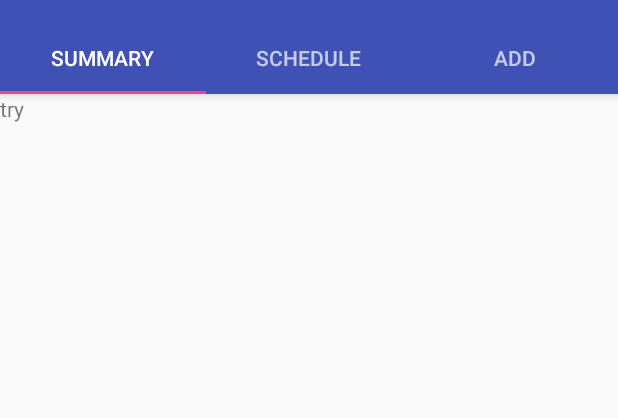
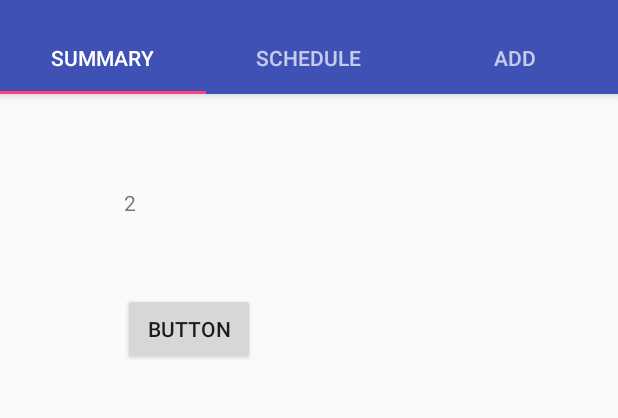
Before and after one commit to lancebendo/Student-Starter-Pack-App, an Android app: the screen it shows after launch (MainActivity), after a tap on "SUBMIT", on a phone screen of 412 x 824 dp, the part 74-492 px from its top. Run offline under Robolectric (Android 15) with nearby library versions, the phone set to English and light mode, and no system bars.

Commit message:
12/27/2016 11/29pm    nagawa ko yung new sem. next na yung new subject 1/7/2017 2:48AM PUSH COMMIT LANG 1/9/2017 12:07 Dagdag ng dialog fragment sa settings at about. wala pa content 1/12/2017 8:02pm sinimulan ang sa database ng mobile app. pero kelangan pa tapusin ang DBHelper.java 1/23/2017 7:11 tinapos ko ang dbhelper.java (not yet debugged) 1/26/2017 1:17am tinapos ko ang startup behavior ng app(para gumana na ang StartupActivity). at reset app feature para back to zero.

```diff
--- a/Student Starter Pack/src/main/java/lancepogi/mobiledevelopmentproject/DBHelper.java
+++ b/Student Starter Pack/src/main/java/lancepogi/mobiledevelopmentproject/DBHelper.java
@@ -109,6 +109,7 @@ public class DBHelper extends SQLiteOpenHelper {
 
     public void newSemester(Semester sem) {
         SQLiteDatabase db = this.getWritableDatabase();
+        //db.execSQL("DELETE FROM " + TABLE_SEMESTER);
         ContentValues values = new ContentValues();
         values.put(KEY_STUDENT_NAME, sem.getStudName());
         values.put(KEY_SCHOOL_YEAR, sem.getYear());
@@ -152,6 +153,53 @@ public class DBHelper extends SQLiteOpenHelper {
         values.put(KEY_IS_DONE, 0);
         values.put(KEY_DEADLINE, sa.getDeadline());
     }
+
+    public Semester getSemester() {
+        String selectQuery = "SELECT * FROM " + TABLE_SEMESTER;
+
+        SQLiteDatabase db = this.getWritableDatabase();
+        Cursor cursor = db.rawQuery(selectQuery, null);
+        Semester sem = new Semester();
+        if(cursor.moveToFirst()) {
+            do {
+                sem.setStudName(sem.getStudName() + cursor.getString(1));
+                sem.setYear(cursor.getString(2));
+            } while (cursor.moveToNext());
+        }
+
+        return sem;
+    }
+
+    public String countSemester() {
+        String selectQuery = "SELECT COUNT(*) as bilang FROM " + TABLE_SEMESTER;
+        SQLiteDatabase db = this.getWritableDatabase();
+
+        Cursor cursor = db.rawQuery(selectQuery, null);
+        cursor.moveToFirst();
+        return cursor.getString(0);
+    }
+
+    public boolean isSemesterExisting() {
+        String selectQuery = "SELECT COUNT(*) as bilang FROM " + TABLE_SEMESTER;
+
+        SQLiteDatabase db = this.getWritableDatabase();
+        Cursor cursor = db.rawQuery(selectQuery, null);
+        cursor.moveToFirst();
+        if (Integer.parseInt(cursor.getString(0)) == 1) {
+            return true;
+        } else {
+            return false;
+        }
+    }
+
+    public void resetSemester() {
+        SQLiteDatabase db = this.getWritableDatabase();
+        db.execSQL("DELETE FROM " + TABLE_SEMESTER);
+        db.execSQL("DELETE FROM " + TABLE_SUBJECT);
+        db.execSQL("DELETE FROM " + TABLE_ASSIGNMENT);
+        db.execSQL("DELETE FROM " + TABLE_SCHOOL_ACTIVITY);
+    }
+
 
     public List<Subject> getAllSubject() {
         List<Subject> subjectList = new ArrayList<Subject>();
--- a/Student Starter Pack/src/main/java/lancepogi/mobiledevelopmentproject/FragmentAdd.java
+++ b/Student Starter Pack/src/main/java/lancepogi/mobiledevelopmentproject/FragmentAdd.java
@@ -17,7 +17,6 @@ public class FragmentAdd extends Fragment {
     @Override
     public View onCreateView(LayoutInflater inflater, @Nullable ViewGroup container, @Nullable Bundle savedInstanceState) {
         View rootView = inflater.inflate(R.layout.add_fragment,container,false);
-        TextView tv = (TextView) rootView.findViewById(R.id.textView);
 
         return rootView;
     }
--- a/Student Starter Pack/src/main/java/lancepogi/mobiledevelopmentproject/FragmentSchedule.java
+++ b/Student Starter Pack/src/main/java/lancepogi/mobiledevelopmentproject/FragmentSchedule.java
@@ -17,7 +17,6 @@ public class FragmentSchedule extends Fragment {
     @Override
     public View onCreateView(LayoutInflater inflater, @Nullable ViewGroup container, @Nullable Bundle savedInstanceState) {
         View rootView = inflater.inflate(R.layout.schedule_fragment,container,false);
-        TextView tv = (TextView) rootView.findViewById(R.id.textView);
 
         return rootView;
     }
--- a/Student Starter Pack/src/main/java/lancepogi/mobiledevelopmentproject/FragmentSummary.java
+++ b/Student Starter Pack/src/main/java/lancepogi/mobiledevelopmentproject/FragmentSummary.java
@@ -5,6 +5,7 @@ import android.support.annotation.Nullable;
 import android.view.LayoutInflater;
 import android.view.View;
 import android.view.ViewGroup;
+import android.widget.Button;
 import android.widget.TextView;
 
 /**
@@ -16,7 +17,24 @@ public class FragmentSummary extends android.support.v4.app.Fragment {
     @Override
     public View onCreateView(LayoutInflater inflater, @Nullable ViewGroup container, @Nullable Bundle savedInstanceState) {
         View rootView = inflater.inflate(R.layout.summary_fragment,container,false);
-        TextView tv = (TextView) rootView.findViewById(R.id.textView);
+        final TextView tv = (TextView) rootView.findViewById(R.id.tvSample);
+        Button btn = (Button) rootView.findViewById(R.id.btnSample);
+        final DBHelper dbHelper = new DBHelper(getActivity());
+        Semester sem = dbHelper.getSemester();
+        tv.setText( dbHelper.countSemester());
+
+        /*
+        btn.setOnClickListener(new View.OnClickListener() {
+            @Override
+            public void onClick(View v) {
+                if(Integer.parseInt(dbHelper.countSemester()) == 1) {
+                    tv.setText("it is 1!");
+                } else {
+                    tv.setText("h" + dbHelper.countSemester() + "hts this");
+                }
+            }
+        }); */
+
 
         return rootView;
     }
--- a/Student Starter Pack/src/main/java/lancepogi/mobiledevelopmentproject/MainActivity.java
+++ b/Student Starter Pack/src/main/java/lancepogi/mobiledevelopmentproject/MainActivity.java
@@ -17,6 +17,8 @@ import android.view.MenuItem;
 import android.view.View;
 import android.view.ViewGroup;
 
+import android.widget.Button;
+import android.widget.EditText;
 import android.widget.TextView;
 
 public class MainActivity extends AppCompatActivity {
@@ -29,10 +31,8 @@ public class MainActivity extends AppCompatActivity {
     @Override
     protected void onCreate(Bundle savedInstanceState) {
         super.onCreate(savedInstanceState);
-        //setContentView(R.layout.activity_main);
+
         setContentView(R.layout.activity_main);
-        FragmentSummary summary = new FragmentSummary();
-
 
 
         Toolbar toolbar = (Toolbar) findViewById(R.id.toolbar);
@@ -48,6 +48,7 @@ public class MainActivity extends AppCompatActivity {
 
         TabLayout tabLayout = (TabLayout) findViewById(R.id.tabs);
         tabLayout.setupWithViewPager(mViewPager);
+
 
     }
 
--- a/Student Starter Pack/src/main/java/lancepogi/mobiledevelopmentproject/NewSemesterActivity.java
+++ b/Student Starter Pack/src/main/java/lancepogi/mobiledevelopmentproject/NewSemesterActivity.java
@@ -17,6 +17,7 @@ public class NewSemesterActivity extends AppCompatActivity {
 
     android.app.FragmentManager fm = getFragmentManager();
 
+    private DBHelper dbhelper;
     private int etColor;
 
     EditText etName, etYear1, etYear2;
@@ -28,6 +29,8 @@ public class NewSemesterActivity extends AppCompatActivity {
         Toolbar toolbar = (Toolbar) findViewById(R.id.toolbar);
         setSupportActionBar(toolbar);
         getSupportActionBar().setTitle("New Semester");
+
+        this.dbhelper = new DBHelper(this);
 
         etName = (EditText) findViewById(R.id.etName);
         etYear1 = (EditText) findViewById(R.id.etYear1);
@@ -125,17 +128,26 @@ public class NewSemesterActivity extends AppCompatActivity {
 
     public  void submitSem(View view) {
         Intent intent = new Intent(this, MainActivity.class);
+        //intent.putExtra("Semester", setSemester());
+        dbhelper.newSemester(setSemester());
+
         startActivity(intent);
     }
 
     public void newSubject(View view) {
-        FragmentNewSubject newSubject = new FragmentNewSubject();
-        newSubject.show(fm, "New Subject");
+        //FragmentNewSubject newSubject = new FragmentNewSubject();
+        //newSubject.show(fm, "New Subject");
+        dbhelper.newSemester(setSemester());
+    }
+
+    public Semester setSemester() {
+        Semester sem = new Semester();
+        sem.setStudName(etName.getText().toString());
+        sem.setYear(etYear1.getText().toString() + " - " + etYear2.getText().toString());
+        return sem;
     }
 
 
 
 
-
-
 }
--- a/Student Starter Pack/src/main/java/lancepogi/mobiledevelopmentproject/PagerAdapterClass.java
+++ b/Student Starter Pack/src/main/java/lancepogi/mobiledevelopmentproject/PagerAdapterClass.java
@@ -1,5 +1,6 @@
 package lancepogi.mobiledevelopmentproject;
 
+import android.os.Bundle;
 import android.support.v4.app.Fragment;
 import android.support.v4.app.FragmentManager;
 import android.support.v4.app.FragmentPagerAdapter;
@@ -9,8 +10,13 @@ import android.support.v4.app.FragmentPagerAdapter;
  */
 
 public class PagerAdapterClass extends FragmentPagerAdapter {
+
+
+
     public PagerAdapterClass(FragmentManager fm) {
+
         super(fm);
+
     }
 
     @Override
--- a/Student Starter Pack/src/main/java/lancepogi/mobiledevelopmentproject/Semester.java
+++ b/Student Starter Pack/src/main/java/lancepogi/mobiledevelopmentproject/Semester.java
@@ -1,14 +1,21 @@
 package lancepogi.mobiledevelopmentproject;
+
+import java.io.Serializable;
 
 /**
  * Created by Lance on 1/11/2017.
  */
+@SuppressWarnings("serial")
 
-public class Semester {
+public class Semester implements Serializable {
 
     private int id;
     private String studName;
     private String year;
+
+    public Semester() {
+
+    }
 
     public  Semester(int id, String studName, String year) {
         this.id = id;
--- a/Student Starter Pack/src/main/java/lancepogi/mobiledevelopmentproject/StartupActivity.java
+++ b/Student Starter Pack/src/main/java/lancepogi/mobiledevelopmentproject/StartupActivity.java
@@ -10,7 +10,14 @@ public class StartupActivity extends AppCompatActivity {
     protected void onCreate(Bundle savedInstanceState) {
         super.onCreate(savedInstanceState);
 
-        startActivity(new Intent(this, NewSemesterActivity.class));
+        DBHelper dbHelper = new DBHelper(this);
+
+        if (dbHelper.isSemesterExisting() == true) {
+            startActivity(new Intent(this, MainActivity.class));
+        } else {
+            startActivity(new Intent(this, NewSemesterActivity.class));
+        }
+
         finish();
 
     }
--- a/Student Starter Pack/src/main/res/layout/summary_fragment.xml
+++ b/Student Starter Pack/src/main/res/layout/summary_fragment.xml
@@ -1,12 +1,21 @@
 <?xml version="1.0" encoding="utf-8"?>
-<LinearLayout xmlns:android="http://schemas.android.com/apk/res/android"
+<AbsoluteLayout xmlns:android="http://schemas.android.com/apk/res/android"
     android:orientation="vertical" android:layout_width="match_parent"
     android:layout_height="match_parent">
 
+    <Button
+        android:text="Button"
+        android:layout_width="wrap_content"
+        android:layout_height="wrap_content"
+        android:layout_x="82dp"
+        android:layout_y="133dp"
+        android:id="@+id/btnSample" />
+
     <TextView
-        android:text="try "
-        android:layout_width="match_parent"
-        android:layout_height="wrap_content"
-
-        android:id="@+id/textView" />
-</LinearLayout>
+        android:text="TextView"
+        android:layout_width="94dp"
+        android:layout_height="36dp"
+        android:layout_x="83dp"
+        android:layout_y="63dp"
+        android:id="@+id/tvSample" />
+</AbsoluteLayout>
```
Also changed, not shown: Student Starter Pack/src/main/java/lancepogi/mobiledevelopmentproject/FragmentSettings.java (+13 -1 lines), Student Starter Pack/src/main/res/layout/settings_fragment.xml (+5 -4 lines).
